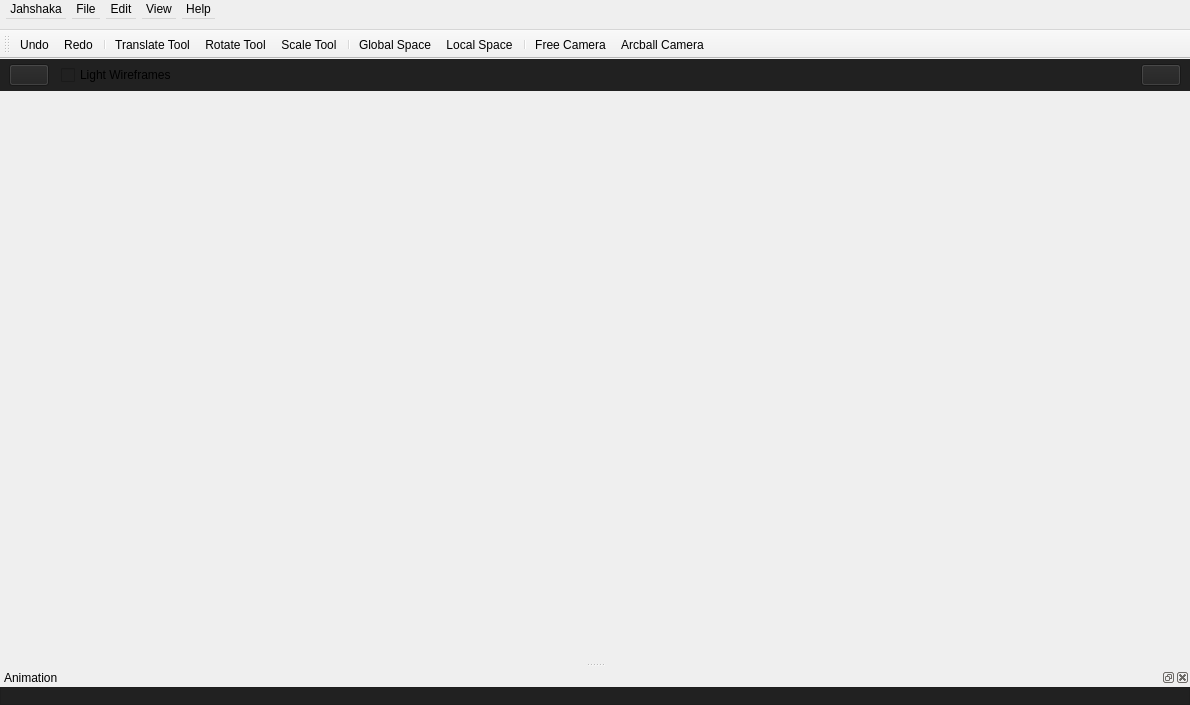
Above: src/mainwindow.ui from jahshaka/Studio before the change. Below: the same form after it.
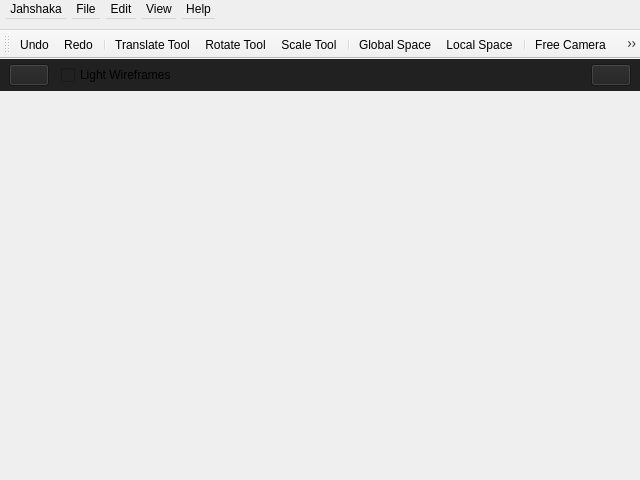
That is the form after the change. Icons and pictures are not drawn. Custom widgets are drawn as their Qt base class.

Commit message: Remove animation widget from mainwindow.ui, more tweaks

```diff
--- a/src/mainwindow.ui
+++ b/src/mainwindow.ui
@@ -6,8 +6,8 @@
    <rect>
     <x>0</x>
     <y>0</y>
-    <width>1190</width>
-    <height>705</height>
+    <width>640</width>
+    <height>480</height>
    </rect>
   </property>
   <property name="windowTitle">
@@ -556,7 +556,7 @@
     <rect>
      <x>0</x>
      <y>0</y>
-     <width>1190</width>
+     <width>640</width>
      <height>30</height>
     </rect>
    </property>
@@ -622,73 +622,6 @@
    <addaction name="menuView"/>
    <addaction name="menuHelp"/>
   </widget>
-  <widget class="QDockWidget" name="AnimationDock">
-   <property name="sizePolicy">
-    <sizepolicy hsizetype="Preferred" vsizetype="Preferred">
-     <horstretch>0</horstretch>
-     <verstretch>0</verstretch>
-    </sizepolicy>
-   </property>
-   <property name="minimumSize">
-    <size>
-     <width>65</width>
-     <height>37</height>
-    </size>
-   </property>
-   <property name="maximumSize">
-    <size>
-     <width>524287</width>
-     <height>524287</height>
-    </size>
-   </property>
-   <property name="floating">
-    <bool>false</bool>
-   </property>
-   <property name="windowTitle">
-    <string>Animation</string>
-   </property>
-   <attribute name="dockWidgetArea">
-    <number>8</number>
-   </attribute>
-   <widget class="QWidget" name="animationWidgetContents">
-    <property name="minimumSize">
-     <size>
-      <width>0</width>
-      <height>0</height>
-     </size>
-    </property>
-    <property name="styleSheet">
-     <string notr="true">QWidget#animationWidgetContents {
-    border: 1px solid #1e1e1e;
-    background: #212121;
-}
-
-QWidget#animationWidgetContents:hover {
-    border: 1px solid #3498db;
-}</string>
-    </property>
-    <layout class="QGridLayout" name="gridLayout_5">
-     <property name="leftMargin">
-      <number>1</number>
-     </property>
-     <property name="topMargin">
-      <number>0</number>
-     </property>
-     <property name="rightMargin">
-      <number>1</number>
-     </property>
-     <property name="bottomMargin">
-      <number>0</number>
-     </property>
-     <property name="spacing">
-      <number>0</number>
-     </property>
-     <item row="0" column="0">
-      <widget class="AnimationWidget" name="animationtimeline"/>
-     </item>
-    </layout>
-   </widget>
-  </widget>
   <widget class="QToolBar" name="ToolBar">
    <property name="windowTitle">
     <string>ToolBar</string>
@@ -992,14 +925,6 @@
    </property>
   </action>
  </widget>
- <customwidgets>
-  <customwidget>
-   <class>AnimationWidget</class>
-   <extends>QFrame</extends>
-   <header>src/widgets/animationwidget.h</header>
-   <container>1</container>
-  </customwidget>
- </customwidgets>
  <resources>
   <include location="../app/icons.qrc"/>
  </resources>
```
The commit also changes 2 other files.
